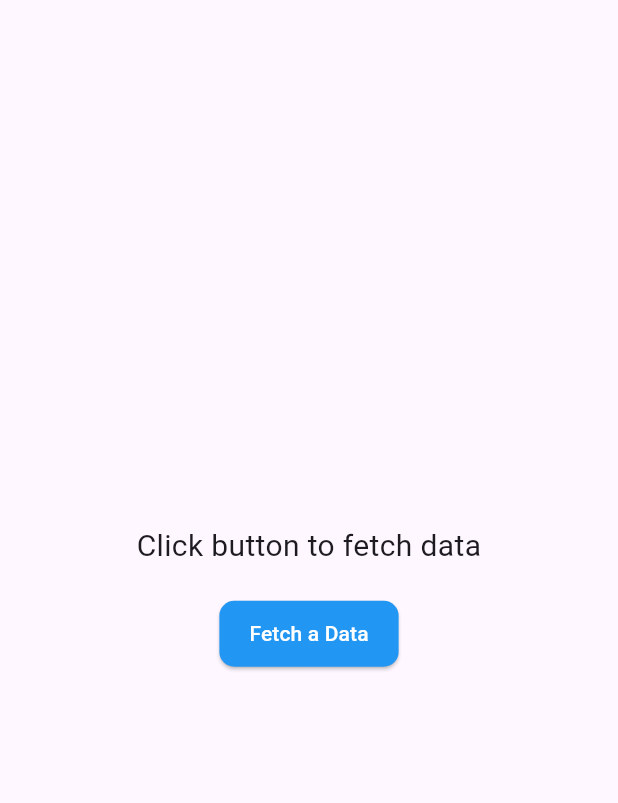
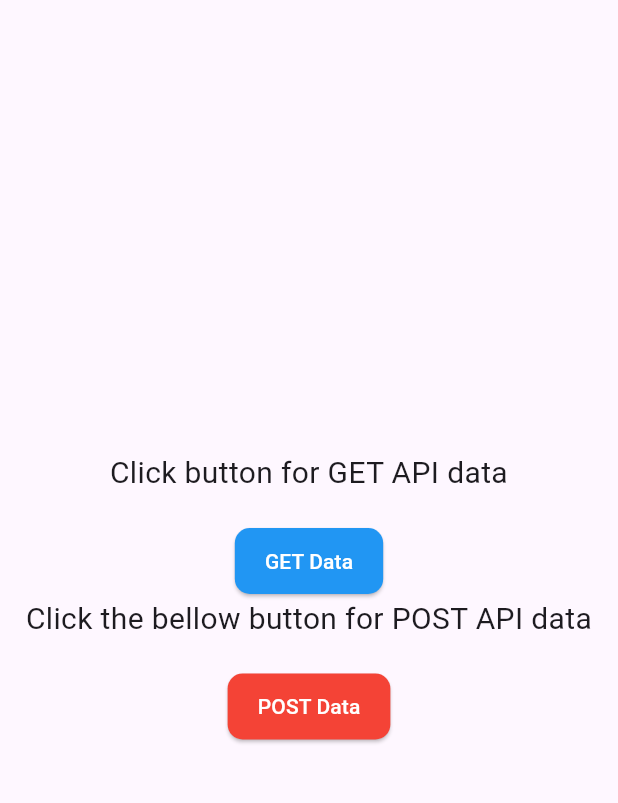
Before and after one commit to Kaviyamurugadass/Flutter_GET_API_Call, a Flutter app: the screen it shows after launch, on a phone screen of 412 x 824 dp, the part 63-866 px from its top. Run offline on Flutter 3.47's test engine with Material 3 defaults, Android fonts, the phone set to English and light mode, and no system bars.

Commit message:
post call

```diff
--- a/lib/main.dart
+++ b/lib/main.dart
@@ -57,8 +57,10 @@ class MyHomePage extends StatefulWidget {
 
 class _MyHomePageState extends State<MyHomePage> {
   int _num = 1;
-  String _data = "Click button to fetch data";
+  String _data = "Click button for GET API data";
+  String _postdata = "Click the bellow button for POST API data";
 
+  // get api
   Future<void> fetchData() async {
     final response = await http.get(Uri.parse('https://jsonplaceholder.typicode.com/todos/$_num'));
 
@@ -74,7 +76,29 @@ class _MyHomePageState extends State<MyHomePage> {
     }
   }
 
-  @override
+  // post api
+  Future<void> sendData() async {
+    final response = await http.post(
+      Uri.parse('https://jsonplaceholder.typicode.com/posts'),
+      headers: {"Content-Type": "application/json"},
+      body: jsonEncode({
+        "title": "Flutter API Example",
+        "body": "This is a test post.",
+        "userId": 1,
+      }),
+    );
+
+    if (response.statusCode == 201) {
+      setState(() {
+        _postdata = "Data sent successfully: ${response.body}";
+      });
+    } else {
+      setState(() {
+        _postdata = "Failed to send data";
+      });
+    }
+  }
+
   Widget build(BuildContext context) {
     return Scaffold(
       appBar: AppBar(title: const Text('API Call Example')),
@@ -94,7 +118,23 @@ class _MyHomePageState extends State<MyHomePage> {
                   borderRadius: BorderRadius.circular(10),
                 ),
               ),
-              child: const Text('Fetch a Data'),
+              child: const Text('GET Data'),
+            ),
+
+
+            Text(_postdata, textAlign: TextAlign.center, style: TextStyle(fontSize: 20)),
+            const SizedBox(height: 20),
+            ElevatedButton(
+              onPressed: sendData,
+              style: ElevatedButton.styleFrom(
+                backgroundColor: Colors.red, // Change button color
+                foregroundColor: Colors.white, // Change text color
+                padding: const EdgeInsets.symmetric(horizontal: 20, vertical: 12), // Button size
+                shape: RoundedRectangleBorder( // Rounded corners
+                  borderRadius: BorderRadius.circular(10),
+                ),
+              ),
+              child: const Text('POST Data'),
             ),
           ],
         ),
```
